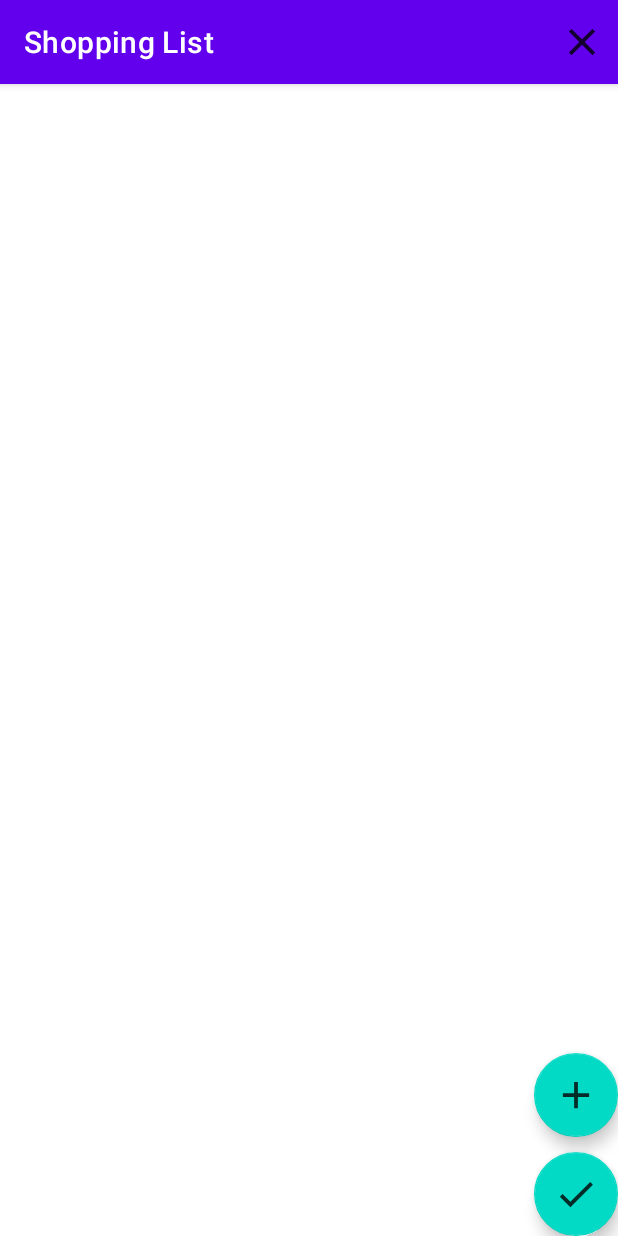
After one commit to fross72/ShoppingList, an Android app: the CreatingShoppingList screen opened directly, with no data from a screen before it, on a phone screen of 412 x 824 dp. The commit adds this screen. Run offline under Robolectric (Android 15) with nearby library versions, the phone set to English and light mode, and no system bars.

Commit message:
created transitional action for adding element

```diff
--- a/app/src/main/AndroidManifest.xml
+++ b/app/src/main/AndroidManifest.xml
@@ -14,6 +14,9 @@
         android:theme="@style/Theme.ShoppingList"
         tools:targetApi="31">
         <activity
+            android:name=".CreatingShoppingList"
+            android:exported="false" />
+        <activity
             android:name=".ActualShoppingList"
             android:exported="false" />
         <activity
--- a/app/src/main/java/com/example/shoppinglist/ActualShoppingList.java
+++ b/app/src/main/java/com/example/shoppinglist/ActualShoppingList.java
@@ -15,7 +15,8 @@ import java.util.ArrayList;
 public class ActualShoppingList extends AppCompatActivity {
 
     private RecyclerView goodsRecView;
-
+    private ArrayList<Good> goods;
+    private GoodsListRecViewAdapter adapter;
     @Override
     protected void onCreate(Bundle savedInstanceState) {
         super.onCreate(savedInstanceState);
@@ -23,13 +24,13 @@ public class ActualShoppingList extends AppCompatActivity {
 
         goodsRecView = findViewById(R.id.goodsRecView);
 
-        ArrayList<Good> goods = new ArrayList<>();
+        goods = new ArrayList<>();
         goods.add(new Good("Sausage"));
         goods.add(new Good("Macaroni"));
         goods.add(new Good("Lettuce"));
         goods.add(new Good("Eggs"));
 
-        GoodsListRecViewAdapter adapter = new GoodsListRecViewAdapter();
+        adapter = new GoodsListRecViewAdapter();
         adapter.setGoods(goods);
 
         goodsRecView.setAdapter(adapter);
@@ -47,6 +48,9 @@ public class ActualShoppingList extends AppCompatActivity {
     public boolean onOptionsItemSelected(@NonNull MenuItem item) {
         switch(item.getItemId()){
             case R.id.clear:
+                goods.clear();
+                adapter.setGoods(goods);
+                goodsRecView.setAdapter(adapter);
                 //TODO Add clearing code
                 return true;
             default:
--- /dev/null
+++ b/app/src/main/java/com/example/shoppinglist/CreatingShoppingList.java
@@ -0,0 +1,63 @@
+package com.example.shoppinglist;
+
+import androidx.annotation.NonNull;
+import androidx.appcompat.app.AppCompatActivity;
+
+import android.content.Intent;
+import android.os.Bundle;
+import android.view.Menu;
+import android.view.MenuInflater;
+import android.view.MenuItem;
+import android.view.View;
+
+import com.google.android.material.floatingactionbutton.FloatingActionButton;
+
+public class CreatingShoppingList extends AppCompatActivity {
+
+    private FloatingActionButton addBtn;
+    private FloatingActionButton confirmBtn;
+
+    @Override
+    protected void onCreate(Bundle savedInstanceState) {
+        super.onCreate(savedInstanceState);
+        setContentView(R.layout.activity_creating_shopping_list);
+
+        addBtn = findViewById(R.id.addBtn);
+        confirmBtn = findViewById(R.id.confirmBtn);
+
+        confirmBtn.setOnClickListener(new View.OnClickListener() {
+            @Override
+            public void onClick(View v) {
+                //TODO creating and confirming list of goods
+                changeAction();
+            }
+        });
+    }
+
+    @Override
+    public boolean onCreateOptionsMenu(Menu menu) {
+        MenuInflater inflater = getMenuInflater();
+        inflater.inflate(R.menu.clear,menu);
+        return true;
+    }
+
+    @Override
+    public boolean onOptionsItemSelected(@NonNull MenuItem item) {
+        switch (item.getItemId()){
+            case R.id.clear:
+                //TODO clearing ArrayList and Screen
+
+            default:
+                return super.onOptionsItemSelected(item);
+        }
+
+    }
+
+    private void changeAction(){
+        Intent intent = new Intent(this, ActualShoppingList.class);
+        startActivity(intent);
+    }
+
+
+
+}
--- a/app/src/main/java/com/example/shoppinglist/MainActivity.java
+++ b/app/src/main/java/com/example/shoppinglist/MainActivity.java
@@ -24,7 +24,7 @@ public class MainActivity extends AppCompatActivity {
         });
     }
     private void changeAction(){
-        Intent intent = new Intent(this, ActualShoppingList.class);
+        Intent intent = new Intent(this, CreatingShoppingList.class);
         startActivity(intent);
     }
 }
--- /dev/null
+++ b/app/src/main/res/drawable-anydpi/ic_good_add.xml
@@ -0,0 +1,16 @@
+<vector xmlns:android="http://schemas.android.com/apk/res/android"
+    android:width="24dp"
+    android:height="24dp"
+    android:viewportWidth="24"
+    android:viewportHeight="24"
+    android:tint="#000000"
+    android:alpha="0.8">
+  <group android:scaleX="1.25"
+      android:scaleY="1.25"
+      android:translateX="-3"
+      android:translateY="-3">
+    <path
+        android:fillColor="@android:color/white"
+        android:pathData="M19,13h-6v6h-2v-6H5v-2h6V5h2v6h6v2z"/>
+  </group>
+</vector>
--- /dev/null
+++ b/app/src/main/res/drawable-anydpi/ic_goods_confirm.xml
@@ -0,0 +1,16 @@
+<vector xmlns:android="http://schemas.android.com/apk/res/android"
+    android:width="24dp"
+    android:height="24dp"
+    android:viewportWidth="24"
+    android:viewportHeight="24"
+    android:tint="#000000"
+    android:alpha="0.8">
+  <group android:scaleX="1.25"
+      android:scaleY="1.25"
+      android:translateX="-3"
+      android:translateY="-3">
+    <path
+        android:fillColor="@android:color/white"
+        android:pathData="M9,16.17L4.83,12l-1.42,1.41L9,19 21,7l-1.41,-1.41z"/>
+  </group>
+</vector>
--- /dev/null
+++ b/app/src/main/res/layout/activity_creating_shopping_list.xml
@@ -0,0 +1,29 @@
+<?xml version="1.0" encoding="utf-8"?>
+<androidx.constraintlayout.widget.ConstraintLayout xmlns:android="http://schemas.android.com/apk/res/android"
+    xmlns:app="http://schemas.android.com/apk/res-auto"
+    xmlns:tools="http://schemas.android.com/tools"
+    android:layout_width="match_parent"
+    android:layout_height="match_parent"
+    tools:context=".CreatingShoppingList">
+
+    <com.google.android.material.floatingactionbutton.FloatingActionButton
+        android:id="@+id/confirmBtn"
+        android:layout_width="wrap_content"
+        android:layout_height="wrap_content"
+        android:clickable="true"
+        android:contentDescription="@string/goods_confirm"
+        app:layout_constraintBottom_toBottomOf="parent"
+        app:layout_constraintEnd_toEndOf="parent"
+        app:srcCompat="@drawable/ic_goods_confirm" />
+
+    <com.google.android.material.floatingactionbutton.FloatingActionButton
+        android:id="@+id/addBtn"
+        android:layout_width="wrap_content"
+        android:layout_height="wrap_content"
+        android:layout_marginBottom="10dp"
+        android:clickable="true"
+        android:contentDescription="@string/good_add"
+        app:layout_constraintBottom_toTopOf="@+id/confirmBtn"
+        app:layout_constraintEnd_toEndOf="parent"
+        app:srcCompat="@drawable/ic_good_add" />
+</androidx.constraintlayout.widget.ConstraintLayout>
--- a/app/src/main/res/values/strings.xml
+++ b/app/src/main/res/values/strings.xml
@@ -4,4 +4,6 @@
     <string name="front_button">Поехали</string>
     <string name="clear">Очистить</string>
     <string name="goods_name">Товар</string>
+    <string name="good_add">Добавить Товар</string>
+    <string name="goods_confirm">Подтвердить</string>
 </resources>
```
Also changed, not shown: app/src/main/res/drawable-hdpi/ic_good_add.png (added), app/src/main/res/drawable-hdpi/ic_goods_confirm.png (added), app/src/main/res/drawable-mdpi/ic_good_add.png (added), app/src/main/res/drawable-mdpi/ic_goods_confirm.png (added), app/src/main/res/drawable-xhdpi/ic_good_add.png (added), app/src/main/res/drawable-xhdpi/ic_goods_confirm.png (added), app/src/main/res/drawable-xxhdpi/ic_good_add.png (added), app/src/main/res/drawable-xxhdpi/ic_goods_confirm.png (added).
